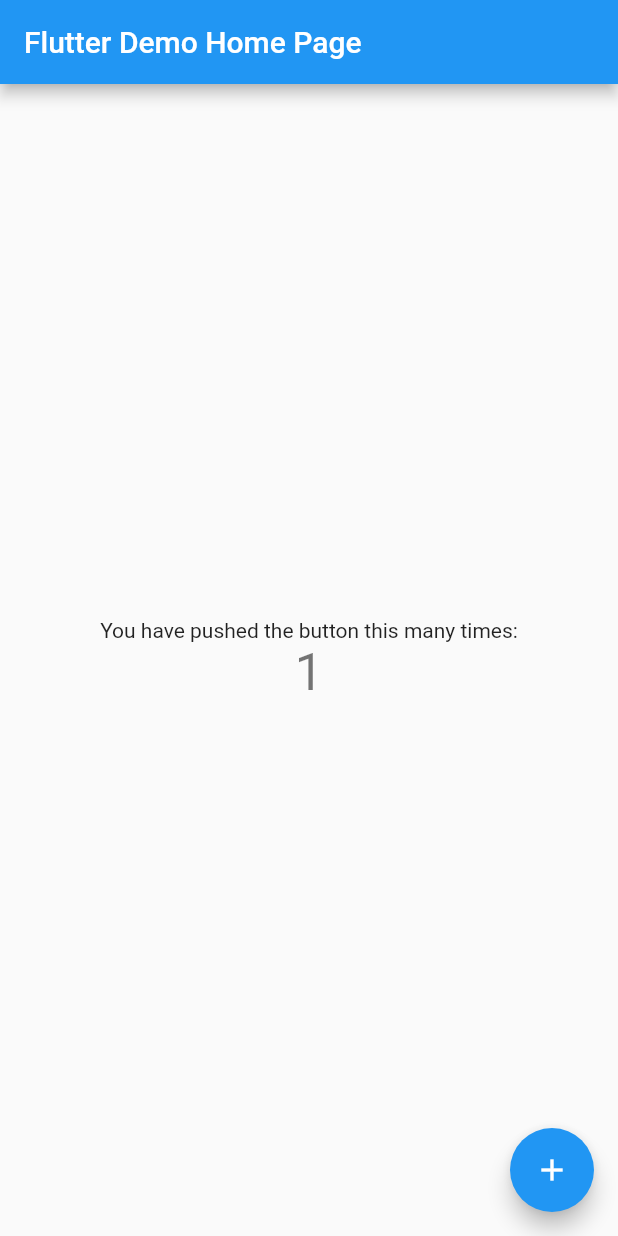
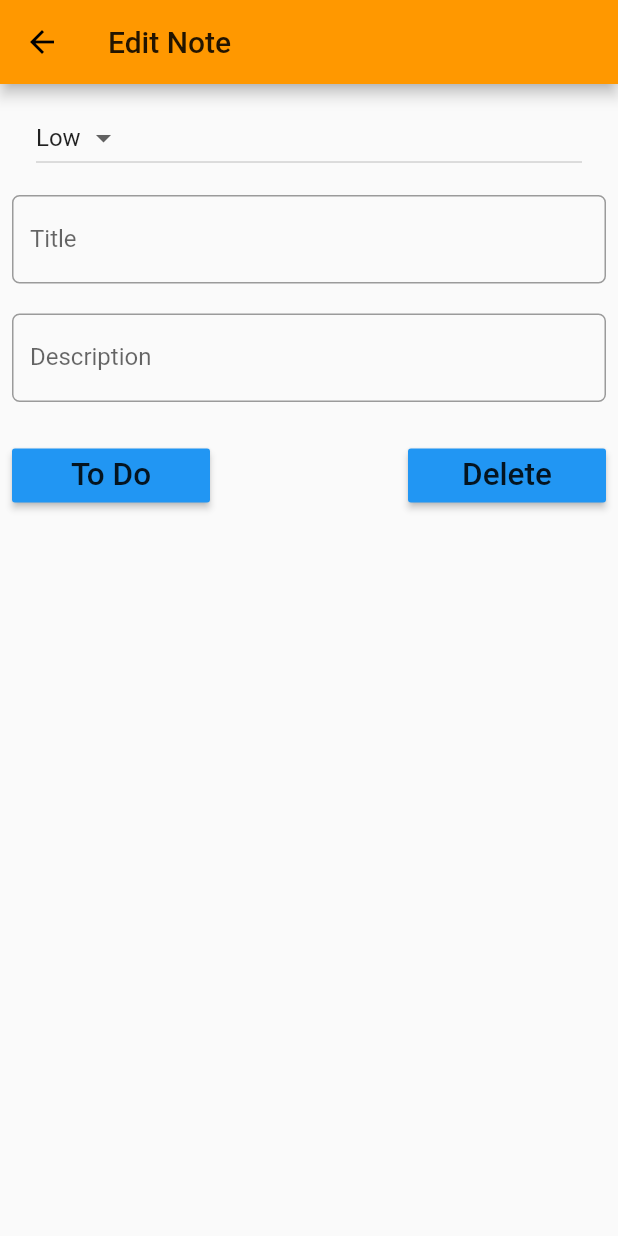
Before and after one commit to ArnavS59/NoteKeeper, a Flutter app: the screen it shows after launch, after a tap on the "add" icon, on a phone screen of 412 x 824 dp. Run offline on Flutter 3.47's test engine with Material 2 defaults, Android fonts, the phone set to English and light mode, and no system bars.

Commit message:
Created List View

```diff
--- a/lib/main.dart
+++ b/lib/main.dart
@@ -1,4 +1,5 @@
 import 'package:flutter/material.dart';
+import './screens/notelist.dart';
 
 void main() {
   runApp(MyApp());
@@ -9,109 +10,33 @@ class MyApp extends StatelessWidget {
   @override
   Widget build(BuildContext context) {
     return MaterialApp(
-      title: 'Flutter Demo',
+      title: 'NoteKeeper',
       theme: ThemeData(
-        // This is the theme of your application.
-        //
-        // Try running your application with "flutter run". You'll see the
-        // application has a blue toolbar. Then, without quitting the app, try
-        // changing the primarySwatch below to Colors.green and then invoke
-        // "hot reload" (press "r" in the console where you ran "flutter run",
-        // or simply save your changes to "hot reload" in a Flutter IDE).
-        // Notice that the counter didn't reset back to zero; the application
-        // is not restarted.
-        primarySwatch: Colors.blue,
-        // This makes the visual density adapt to the platform that you run
-        // the app on. For desktop platforms, the controls will be smaller and
-        // closer together (more dense) than on mobile platforms.
-        visualDensity: VisualDensity.adaptivePlatformDensity,
-      ),
-      home: MyHomePage(title: 'Flutter Demo Home Page'),
+          primarySwatch: Colors.orange,
+          visualDensity: VisualDensity.adaptivePlatformDensity,
+          primaryColor: Colors.orange,
+          accentColor: Colors.blue),
+      home: NoteList(),
     );
   }
 }
 
-class MyHomePage extends StatefulWidget {
-  MyHomePage({Key key, this.title}) : super(key: key);
+// class MyHomePage extends StatefulWidget {
+//   MyHomePage({Key key, this.title}) : super(key: key);
 
-  // This widget is the home page of your application. It is stateful, meaning
-  // that it has a State object (defined below) that contains fields that affect
-  // how it looks.
+//   final String title;
 
-  // This class is the configuration for the state. It holds the values (in this
-  // case the title) provided by the parent (in this case the App widget) and
-  // used by the build method of the State. Fields in a Widget subclass are
-  // always marked "final".
+//   @override
+//   _MyHomePageState createState() => _MyHomePageState();
+// }
 
-  final String title;
-
-  @override
-  _MyHomePageState createState() => _MyHomePageState();
-}
-
-class _MyHomePageState extends State<MyHomePage> {
-  int _counter = 0;
-
-  void _incrementCounter() {
-    setState(() {
-      // This call to setState tells the Flutter framework that something has
-      // changed in this State, which causes it to rerun the build method below
-      // so that the display can reflect the updated values. If we changed
-      // _counter without calling setState(), then the build method would not be
-      // called again, and so nothing would appear to happen.
-      _counter++;
-    });
-  }
-
-  @override
-  Widget build(BuildContext context) {
-    // This method is rerun every time setState is called, for instance as done
-    // by the _incrementCounter method above.
-    //
-    // The Flutter framework has been optimized to make rerunning build methods
-    // fast, so that you can just rebuild anything that needs updating rather
-    // than having to individually change instances of widgets.
-    return Scaffold(
-      appBar: AppBar(
-        // Here we take the value from the MyHomePage object that was created by
-        // the App.build method, and use it to set our appbar title.
-        title: Text(widget.title),
-      ),
-      body: Center(
-        // Center is a layout widget. It takes a single child and positions it
-        // in the middle of the parent.
-        child: Column(
-          // Column is also a layout widget. It takes a list of children and
-          // arranges them vertically. By default, it sizes itself to fit its
-          // children horizontally, and tries to be as tall as its parent.
-          //
-          // Invoke "debug painting" (press "p" in the console, choose the
-          // "Toggle Debug Paint" action from the Flutter Inspector in Android
-          // Studio, or the "Toggle Debug Paint" command in Visual Studio Code)
-          // to see the wireframe for each widget.
-          //
-          // Column has various properties to control how it sizes itself and
-          // how it positions its children. Here we use mainAxisAlignment to
-          // center the children vertically; the main axis here is the vertical
-          // axis because Columns are vertical (the cross axis would be
-          // horizontal).
-          mainAxisAlignment: MainAxisAlignment.center,
-          children: <Widget>[
-            Text(
-              'You have pushed the button this many times:',
-            ),
-            Text(
-              '$_counter',
-              style: Theme.of(context).textTheme.headline4,
-            ),
-          ],
-        ),
-      ),
-      floatingActionButton: FloatingActionButton(
-        onPressed: _incrementCounter,
-        tooltip: 'Increment',
-        child: Icon(Icons.add),
-      ), // This trailing comma makes auto-formatting nicer for build methods.
-    );
-  }
-}
+// class _MyHomePageState extends State<MyHomePage> {
+//   @override
+//   Widget build(BuildContext context) {
+//     return Scaffold(
+//         appBar: AppBar(
+//           title: Text(widget.title),
+//         ),
+//         body: NoteList()
+// }
+//}
--- /dev/null
+++ b/lib/screens/note_details.dart
@@ -0,0 +1,112 @@
+import 'package:flutter/material.dart';
+
+class NoteDetails extends StatefulWidget {
+  const NoteDetails({Key key}) : super(key: key);
+
+  @override
+  _NoteDetailsState createState() => _NoteDetailsState();
+}
+
+class _NoteDetailsState extends State<NoteDetails> {
+  static var _priorities = ["High", "Low"];
+  TextEditingController titleController = TextEditingController();
+  TextEditingController descriptionController = TextEditingController();
+  //final TextStyle textStyle = Theme.of(context).textTheme.bodyText1;
+  @override
+  Widget build(BuildContext context) {
+    return Scaffold(
+      appBar: AppBar(
+        title: Text("Edit Note"),
+      ),
+      body: Padding(
+        padding: EdgeInsets.all(8),
+        child: ListView(
+          children: <Widget>[
+            ListTile(
+              title: DropdownButton(
+                items: _priorities.map((String dropDown) {
+                  return DropdownMenuItem<String>(
+                    value: dropDown,
+                    child: Text(dropDown),
+                  );
+                }).toList(),
+                value: "Low",
+                onChanged: (valueSelected) {
+                  debugPrint("UserSelected $valueSelected");
+                },
+              ),
+            ),
+            Padding(
+              padding: EdgeInsets.only(top: 10, bottom: 10),
+              child: TextField(
+                controller: titleController,
+                //style: ,
+                onChanged: (value) {
+                  debugPrint("Something chnaged");
+                },
+                decoration: InputDecoration(
+                    labelText: "Title",
+                    //labelStyle: //
+                    border: OutlineInputBorder(
+                        borderRadius: BorderRadius.circular(5.0))),
+              ),
+            ),
+            Padding(
+              padding: EdgeInsets.only(top: 10, bottom: 10),
+              child: TextField(
+                controller: descriptionController,
+                //  style: ,
+                onChanged: (value) {
+                  debugPrint("Something chnaged");
+                },
+                decoration: InputDecoration(
+                    labelText: "Description",
+                    //labelStyle: //
+                    border: OutlineInputBorder(
+                        borderRadius: BorderRadius.circular(5.0))),
+              ),
+            ),
+            //padding
+            Padding(
+              padding: const EdgeInsets.only(top: 15, bottom: 15),
+              child: Row(
+                children: <Widget>[
+                  Expanded(
+                      child: RaisedButton(
+                    color: Theme.of(context).accentColor,
+                    onPressed: () {
+                      setState(() {
+                        debugPrint("Save button clicked");
+                      });
+                    },
+                    elevation: 2,
+                    child: Text(
+                      "To Do",
+                      textScaleFactor: 1.5,
+                    ),
+                  )),
+                  Spacer(),
+                  Expanded(
+                    child: RaisedButton(
+                      color: Theme.of(context).accentColor,
+                      onPressed: () {
+                        setState(() {
+                          debugPrint("Delete button clicked");
+                        });
+                      },
+                      elevation: 2,
+                      child: Text(
+                        "Delete",
+                        textScaleFactor: 1.5,
+                      ),
+                    ),
+                  )
+                ],
+              ),
+            ),
+          ],
+        ),
+      ),
+    );
+  }
+}
--- /dev/null
+++ b/lib/screens/notelist.dart
@@ -0,0 +1,68 @@
+import 'package:NoteKeeper/screens/note_details.dart';
+import 'package:flutter/material.dart';
+
+class NoteList extends StatefulWidget {
+  const NoteList({Key key}) : super(key: key);
+
+  @override
+  _NoteListState createState() => _NoteListState();
+}
+
+int count = 0;
+
+class _NoteListState extends State<NoteList> {
+  @override
+  Widget build(BuildContext context) {
+    return Scaffold(
+      appBar: AppBar(
+        title: Text("Notes"),
+      ),
+      body: getListNoteView(),
+      //   floatingActionButtonLocation: FloatingActionButtonLocation.centerFloat,
+      floatingActionButton: FloatingActionButton(
+        backgroundColor: Theme.of(context).primaryColor,
+        tooltip: 'Add Note',
+        child: Icon(Icons.add),
+        onPressed: () {
+          Navigator.push(context, MaterialPageRoute(builder: (context) {
+            return NoteDetails();
+          }));
+        },
+      ),
+    );
+  }
+}
+
+ListView getListNoteView() {
+  // TextStyle titlestyle = Theme.of(ctx).textTheme.subtitle1;
+  return ListView.builder(
+    itemCount: count,
+    itemBuilder: (BuildContext context, int position) {
+      return Card(
+        color: Colors.white,
+        elevation: 2,
+        child: ListTile(
+            leading: CircleAvatar(
+              backgroundColor: Colors.yellow,
+              child: Icon(Icons.keyboard_arrow_right),
+            ),
+            title: Text(
+              "Dummy title",
+              style: TextStyle(
+                fontSize: 20,
+              ),
+            ),
+            subtitle: Text("Dummy DATE"),
+            trailing: Icon(
+              Icons.delete,
+              color: Colors.grey,
+            ),
+            onTap: () {
+              Navigator.push(context, MaterialPageRoute(builder: (context) {
+                return NoteDetails();
+              }));
+            }),
+      );
+    },
+  );
+}
```
